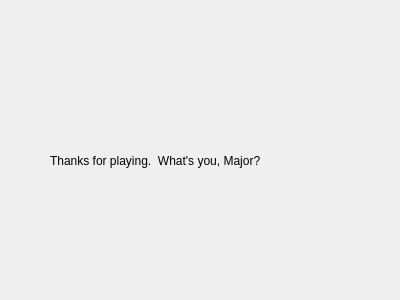
Old version of the form MarketSimulation/quest1.ui in the repository dwattttt/marketsim.
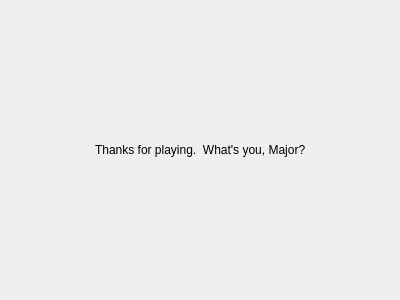
New version of the form.

Commit message: Updated the layouts on the ui screens. Should be a bit nicer.

Diff of the .ui file:
```diff
--- a/MarketSimulation/quest1.ui
+++ b/MarketSimulation/quest1.ui
@@ -13,19 +13,71 @@
   <property name="windowTitle">
    <string>Form</string>
   </property>
-  <widget class="QLabel" name="label">
-   <property name="geometry">
-    <rect>
-     <x>50</x>
-     <y>60</y>
-     <width>231</width>
-     <height>201</height>
-    </rect>
-   </property>
-   <property name="text">
-    <string>Thanks for playing.  What's you, Major?</string>
-   </property>
-  </widget>
+  <layout class="QHBoxLayout" name="horizontalLayout">
+   <item>
+    <spacer name="horizontalSpacer">
+     <property name="orientation">
+      <enum>Qt::Horizontal</enum>
+     </property>
+     <property name="sizeHint" stdset="0">
+      <size>
+       <width>60</width>
+       <height>20</height>
+      </size>
+     </property>
+    </spacer>
+   </item>
+   <item>
+    <layout class="QVBoxLayout" name="verticalLayout">
+     <item>
+      <spacer name="verticalSpacer">
+       <property name="orientation">
+        <enum>Qt::Vertical</enum>
+       </property>
+       <property name="sizeHint" stdset="0">
+        <size>
+         <width>20</width>
+         <height>40</height>
+        </size>
+       </property>
+      </spacer>
+     </item>
+     <item>
+      <widget class="QLabel" name="label">
+       <property name="text">
+        <string>Thanks for playing.  What's you, Major?</string>
+       </property>
+      </widget>
+     </item>
+     <item>
+      <spacer name="verticalSpacer_2">
+       <property name="orientation">
+        <enum>Qt::Vertical</enum>
+       </property>
+       <property name="sizeHint" stdset="0">
+        <size>
+         <width>20</width>
+         <height>40</height>
+        </size>
+       </property>
+      </spacer>
+     </item>
+    </layout>
+   </item>
+   <item>
+    <spacer name="horizontalSpacer_2">
+     <property name="orientation">
+      <enum>Qt::Horizontal</enum>
+     </property>
+     <property name="sizeHint" stdset="0">
+      <size>
+       <width>60</width>
+       <height>20</height>
+      </size>
+     </property>
+    </spacer>
+   </item>
+  </layout>
  </widget>
  <resources/>
  <connections/>
```
The commit also changes 14 other files.
